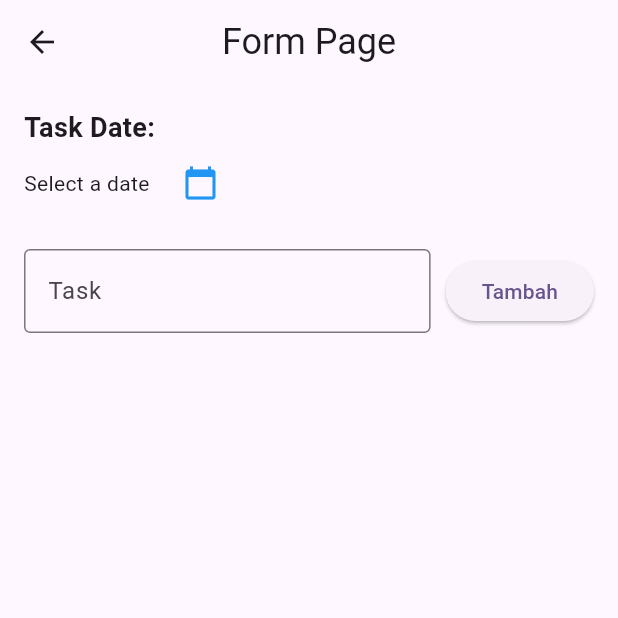
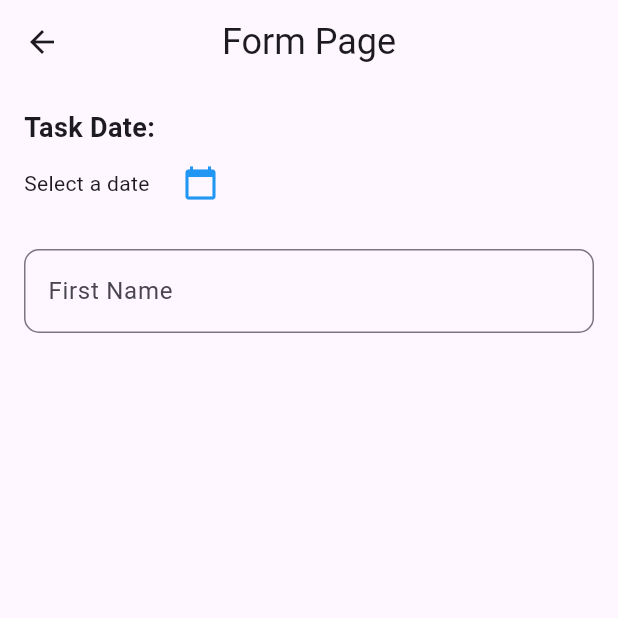
Before and after one commit to Aryaaa30/TodoApp_0114, a Flutter app: the TodoPage screen opened directly, on a phone screen of 412 x 824 dp, the top half of it. Run offline on Flutter 3.47's test engine with Material 3 defaults, Android fonts, the phone set to English and light mode, and no system bars.

Commit message:
Menambahkan TextFormField

```diff
--- a/lib/todo_page.dart
+++ b/lib/todo_page.dart
@@ -80,24 +80,16 @@ class _TodoPageState extends State<TodoPage> {
               const SizedBox(height: 20),
               Form(
                 key: _key,
-                child: Row(
-                  children: [
-                    Expanded(
-                      child: TextFormField(
-                        controller: _taskController,
-                        decoration: const InputDecoration(
-                          label: Text('Task'),
-                          hintText: 'Masukkan tugas yang ingin dikumpulkan',
-                          border: OutlineInputBorder(),
-                        ),
-                      ),
+                child: TextFormField(
+                  controller: _taskController,
+                  decoration: InputDecoration(
+                    labelText: "First Name",
+                    hintText: "Enter your first name",
+                    border: OutlineInputBorder(
+                      borderRadius: BorderRadius.circular(10),
+                      borderSide: const BorderSide(color: Colors.purple),
                     ),
-                    const SizedBox(width: 10),
-                    ElevatedButton(
-                      onPressed: _addTask,
-                      child: const Text('Tambah'),
-                    ),
-                  ],
+                  ),
                 ),
               ),
               const SizedBox(height: 20),
```
